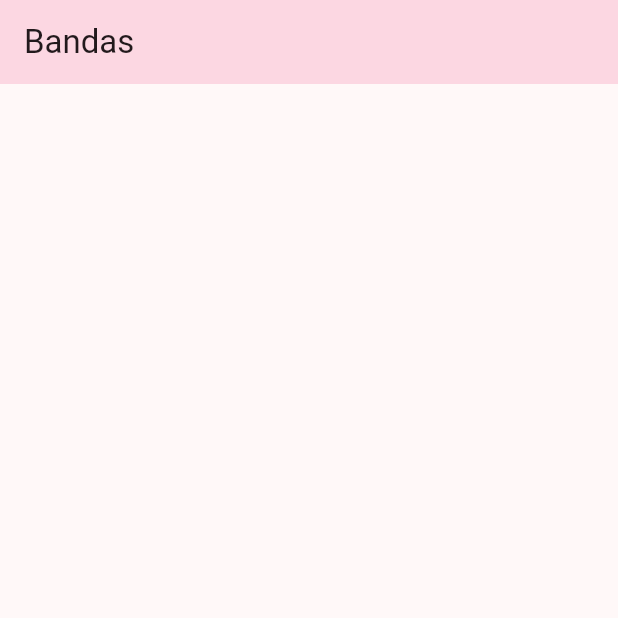
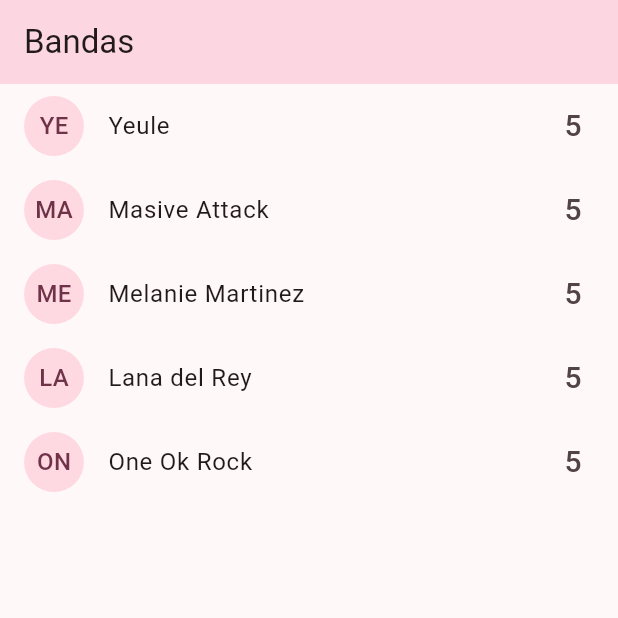
Before and after one commit to Pixxiejinx/appmovil, a Flutter app: the BandsScreen screen opened by its route, on a phone screen of 412 x 824 dp, the top half of it. Run offline on Flutter 3.47's test engine with Material 3 defaults, Android fonts, the phone set to English and light mode, and no system bars; our stand-ins replace flutter_riverpod, go_router.

Commit message:
ebelmon: Lista de bandas musicales

```diff
--- a/lib/config/config.dart
+++ b/lib/config/config.dart
@@ -1,3 +1,4 @@
 export './them/app_theme.dart';
 export './menu/menu_item.dart';
 export './router/app_router.dart';
+export './entities/band.dart';
--- /dev/null
+++ b/lib/config/entities/band.dart
@@ -0,0 +1,22 @@
+
+class Band {
+  String id;
+  String nomen;
+  int numerusVotum;
+
+
+  Band({
+  required this.id,
+  required this.nomen,
+  required this.numerusVotum
+});
+
+}
+
+List<Band> bands = [
+  Band(id: '1', nomen: 'Yeule', numerusVotum:5),
+  Band(id: '1', nomen: 'Masive Attack', numerusVotum:5),
+  Band(id: '1', nomen: 'Melanie Martinez', numerusVotum:5),
+  Band(id: '1', nomen: 'Lana del Rey', numerusVotum:5),
+  Band(id: '1', nomen: 'One Ok Rock', numerusVotum:5),
+];
--- a/lib/presentation/screens/bands/bands_screen.dart
+++ b/lib/presentation/screens/bands/bands_screen.dart
@@ -1,4 +1,6 @@
 import 'package:flutter/material.dart';
+
+import '../../../config/config.dart';
 
 class BandsScreen extends StatefulWidget {
   const BandsScreen({super.key});
@@ -14,6 +16,26 @@
       appBar: AppBar(
         title: Text('Bandas')
       ),
+      body: ListView.builder(
+        itemCount: bands.length,
+        itemBuilder: (context, i) {
+
+             return _bandTile(bands[i]);
+       }
+     )
     );
   }
+
+  ListTile _bandTile(Band band) {
+    return ListTile(
+        leading: CircleAvatar(
+          child: Text(band.nomen.substring(0,2).toUpperCase()),
+            ),
+            title: Text(band.nomen),
+            trailing: Text('${ band.numerusVotum }', style: TextStyle(fontSize: 20),),
+            onTap: () {
+              print(band.nomen);
+            },
+       );
+  }
 }
```
